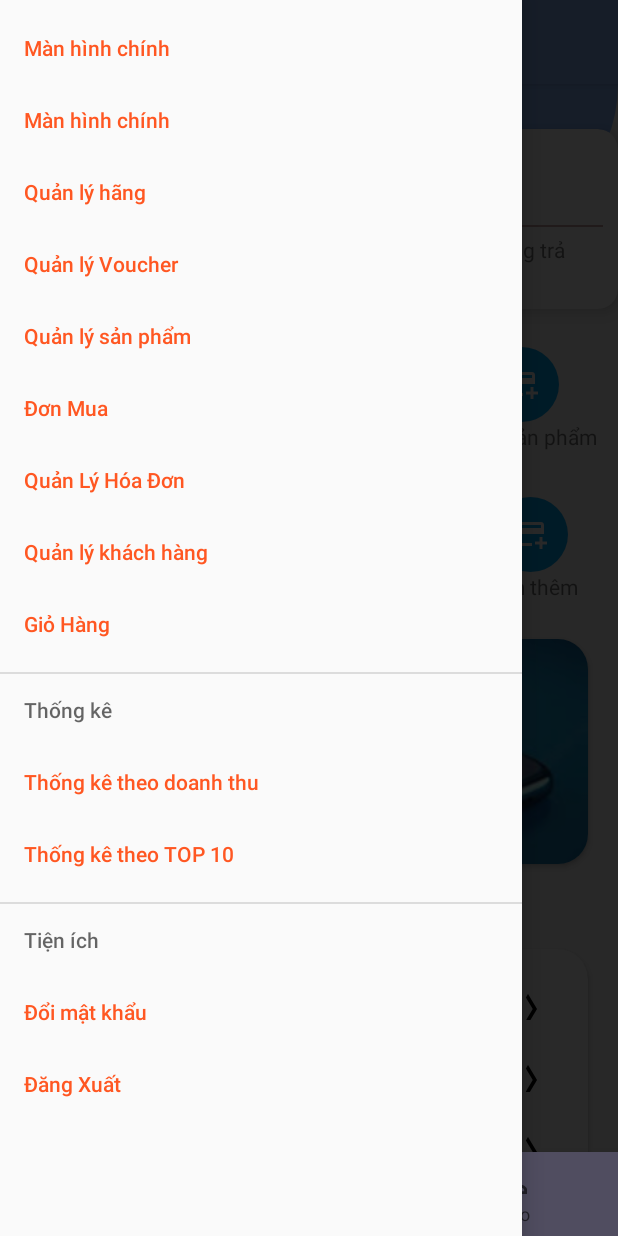
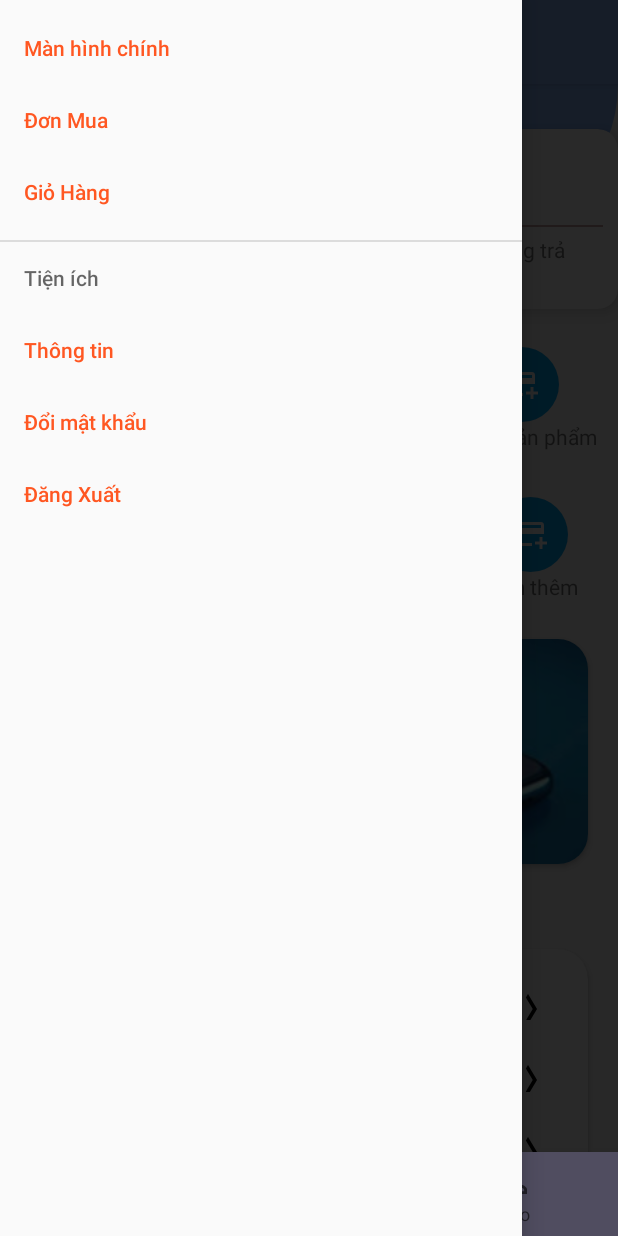
Before and after one commit to TienVinh03/Duan1_BeeMobile, an Android app: the FragMentContainer screen opened directly, with no data from a screen before it, with the side drawer open, on a phone screen of 412 x 824 dp. Run offline under Robolectric (Android 15) with nearby library versions, the phone set to English and light mode, and no system bars.

Commit message:
code nav

```diff
--- a/app/src/main/java/com/example/du_an1_qldt/FragMentContainer.java
+++ b/app/src/main/java/com/example/du_an1_qldt/FragMentContainer.java
@@ -9,8 +9,10 @@ import androidx.fragment.app.Fragment;
 import androidx.fragment.app.FragmentContainerView;
 import androidx.fragment.app.FragmentTransaction;
 
+import android.content.SharedPreferences;
 import android.graphics.Bitmap;
 import android.os.Bundle;
+import android.view.Menu;
 import android.view.MenuItem;
 
 import com.google.android.material.bottomnavigation.BottomNavigationView;
@@ -56,21 +58,43 @@ public class FragMentContainer extends AppCompatActivity implements NavigationVi
         drawerToggle.syncState();
         navigationView.setNavigationItemSelectedListener(this);
 
-        navigationView.setNavigationItemSelectedListener(new NavigationView.OnNavigationItemSelectedListener() {
-            @Override
-            public boolean onNavigationItemSelected(@NonNull MenuItem item) {
+        SharedPreferences sharedPreferences = getSharedPreferences("thongtin", MODE_PRIVATE);
+        String loaitaikhoan = sharedPreferences.getString("loaitaikhoan", "");
 
-                Fragment fr;
-                if (item.getItemId()==R.id.QL_Voucher){
+        if (!loaitaikhoan.equals("admin")){
+            Menu menu = navigationView.getMenu();
+            menu.findItem(R.id.QL_Voucher).setVisible(false);
+            menu.findItem(R.id.QLSP).setVisible(false);
+            menu.findItem(R.id.QLKH).setVisible(false);
+            menu.findItem(R.id.manChinhAdmin).setVisible(false);
+            menu.findItem(R.id.QLHANG).setVisible(false);
+            menu.findItem(R.id.QLHD).setVisible(false);
+            menu.findItem(R.id.ThongKeDoanhThu).setVisible(false);
+            menu.findItem(R.id.ThongKeTop).setVisible(false);
+        }else {
+            Menu menu = navigationView.getMenu();
+            menu.findItem(R.id.manChinhNguoiDung).setVisible(false);
+            menu.findItem(R.id.QLDM).setVisible(false);
+            menu.findItem(R.id.GIOHANG).setVisible(false);
 
-                    fr=new Frag_QuanLiVoucher();
-                }else {
-                    fr=new Frag_QuanLiSanPham();
-                }
-                getSupportFragmentManager().beginTransaction().replace(R.id.fragMentContainer,fr).commit();
-                return true;
-            }
-        });
+        }
+
+
+//        navigationView.setNavigationItemSelectedListener(new NavigationView.OnNavigationItemSelectedListener() {
+//            @Override
+//            public boolean onNavigationItemSelected(@NonNull MenuItem item) {
+//
+//                Fragment fr;
+//                if (item.getItemId()==R.id.QL_Voucher){
+//
+//                    fr=new Frag_QuanLiVoucher();
+//                }else {
+//                    fr=new Frag_QuanLiSanPham();
+//                }
+//                getSupportFragmentManager().beginTransaction().replace(R.id.fragMentContainer,fr).commit();
+//                return true;
+//            }
+//        });
 
     }
 
--- a/app/src/main/res/menu/menu_nav.xml
+++ b/app/src/main/res/menu/menu_nav.xml
@@ -64,6 +64,10 @@
             >
             <menu>
                 <item
+                    android:id="@+id/thongTin"
+
+                    android:title="Thông tin" />
+                <item
                     android:id="@+id/itDoiMatKhau"
 
                     android:title="Đổi mật khẩu" />
```
